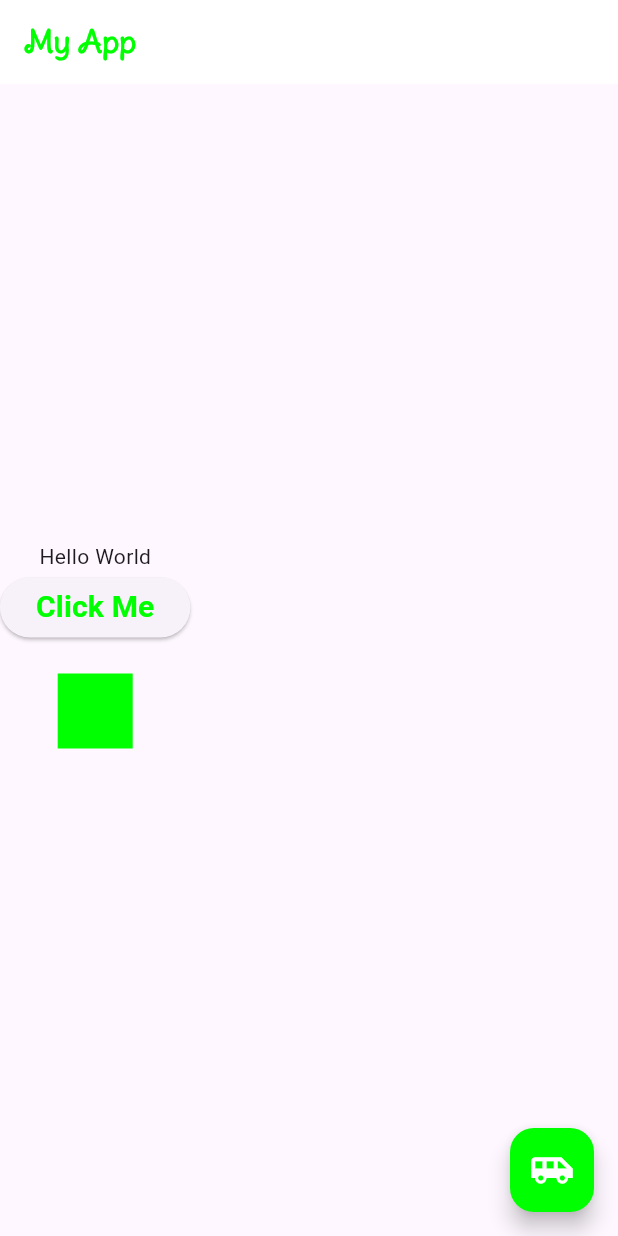
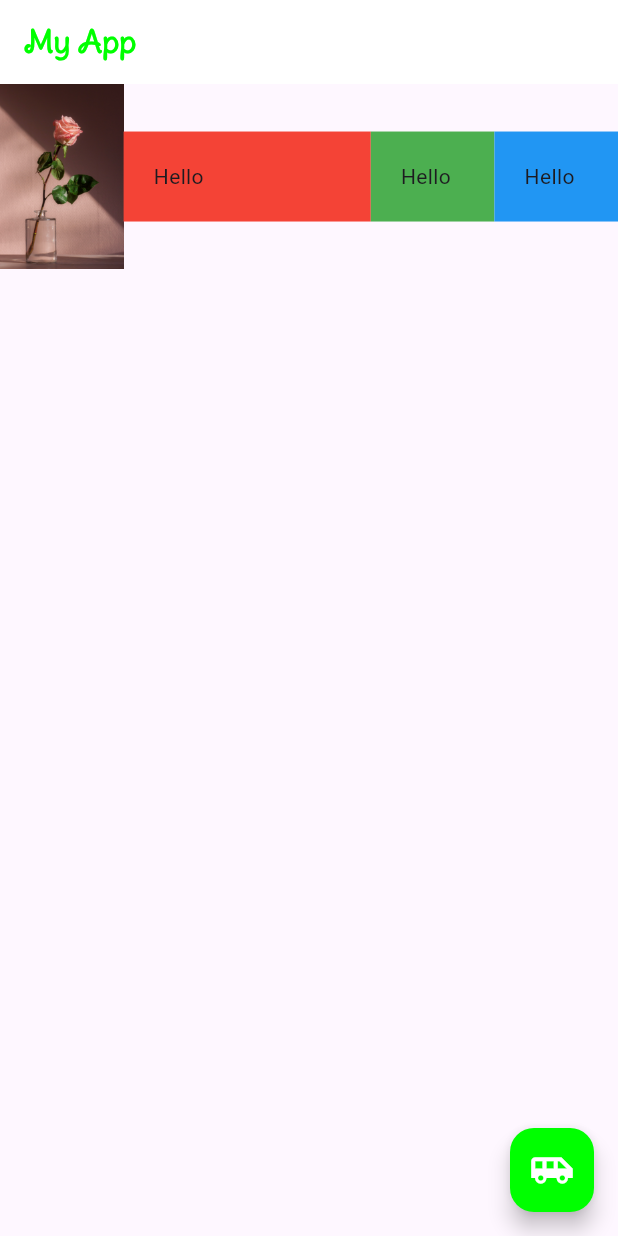
Before and after one commit to Samip-Nepal/Flutter_learning, a Flutter app: the screen it shows after launch, on a phone screen of 412 x 824 dp. Run offline on Flutter 3.47's test engine with Material 3 defaults, Android fonts, the phone set to English and light mode, and no system bars.

Commit message:
Adding the Expanded widget with flex

```diff
--- a/my_first_app/lib/main.dart
+++ b/my_first_app/lib/main.dart
@@ -24,7 +24,41 @@ class Myhome extends StatelessWidget {
           ),
         ),
       ),
-      body: Column(
+      body: Row(
+        mainAxisAlignment: MainAxisAlignment.center,
+        children: [
+          Expanded(
+            flex: 1,
+            child: Image.asset('assets/random.jpg'),
+          ),
+          Expanded(
+            flex: 2,
+            child: Container(
+              padding: EdgeInsets.all(20),
+              color: Colors.red,
+              child: Text("Hello "),
+            ),
+          ),
+          Expanded(
+            flex: 1,
+            child: Container(
+              padding: EdgeInsets.all(20),
+              color: Colors.green,
+              child: Text("Hello "),
+            ),
+          ),
+          Expanded(
+            flex: 1,
+            child: Container(
+              padding: EdgeInsets.all(20),
+              color: Colors.blue,
+              child: Text("Hello "),
+            ),
+          ),
+        ],
+      ),
+
+      /* Column(
         mainAxisAlignment: MainAxisAlignment.center,
         crossAxisAlignment: CrossAxisAlignment.center,
         children: [
@@ -48,7 +82,7 @@ class Myhome extends StatelessWidget {
             color: Color(0xFF00FF00),
           )
         ],
-      ),
+      ), */
       /* Padding(
         padding: const EdgeInsets.all(100),
         child: Text(
```
